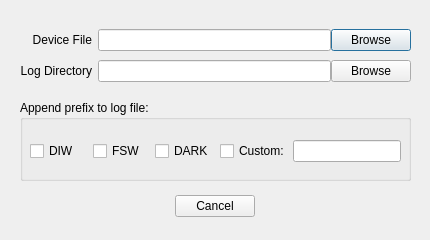
This is inlinino/resources/setup_acs.ui in OceanOptics/Inlinino as Qt 5 draws it before an edit. The edited form follows.
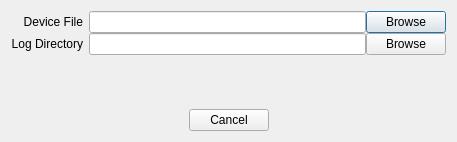
This is the edited form.

Commit message:
Updated UI + Moved Append log file prefix to new dialog when start logging
    + Dialog are now modal which prevents accessing the main window (bug fix opened multiple time same setup dialog)
    + Added title to secondary figures showing spectrum (ACS, LISST)
    + Added method instrument.log_update_cfg and instrument.log_get_file_ext
    + Dialog Logging Options doesn't write parameters to configuration file
    + gui.py added parent window to each dialog
    + ressources/*.ui updated design and switch all dialog to modal
    +

```diff
--- a/inlinino/resources/setup_acs.ui
+++ b/inlinino/resources/setup_acs.ui
@@ -6,8 +6,8 @@
    <rect>
     <x>0</x>
     <y>0</y>
-    <width>430</width>
-    <height>240</height>
+    <width>457</width>
+    <height>142</height>
    </rect>
   </property>
   <property name="windowTitle">
@@ -16,88 +16,8 @@
   <property name="modal">
    <bool>true</bool>
   </property>
-  <widget class="QGroupBox" name="groupBox">
-   <property name="geometry">
-    <rect>
-     <x>20</x>
-     <y>100</y>
-     <width>391</width>
-     <height>81</height>
-    </rect>
-   </property>
-   <property name="title">
-    <string>Append prefix to log file:</string>
-   </property>
-   <widget class="QWidget" name="layoutWidget">
-    <property name="geometry">
-     <rect>
-      <x>10</x>
-      <y>31</y>
-      <width>371</width>
-      <height>41</height>
-     </rect>
-    </property>
-    <layout class="QHBoxLayout" name="horizontalLayout_5">
-     <property name="spacing">
-      <number>-1</number>
-     </property>
+  <layout class="QVBoxLayout" name="verticalLayout">
      <item>
-      <widget class="QCheckBox" name="checkbox_prefix_diw">
-       <property name="text">
-        <string>DIW</string>
-       </property>
-      </widget>
-     </item>
-     <item>
-      <widget class="QCheckBox" name="checkbox_prefix_fsw">
-       <property name="text">
-        <string>FSW</string>
-       </property>
-      </widget>
-     </item>
-     <item>
-      <widget class="QCheckBox" name="checkbox_prefix_dark">
-       <property name="text">
-        <string>DARK</string>
-       </property>
-      </widget>
-     </item>
-     <item>
-      <layout class="QHBoxLayout" name="horizontalLayout_3">
-       <property name="spacing">
-        <number>0</number>
-       </property>
-       <item>
-        <widget class="QCheckBox" name="checkbox_prefix_custom">
-         <property name="text">
-          <string>Custom: </string>
-         </property>
-        </widget>
-       </item>
-       <item>
-        <widget class="QLineEdit" name="le_prefix_custom">
-         <property name="sizePolicy">
-          <sizepolicy hsizetype="Preferred" vsizetype="Fixed">
-           <horstretch>0</horstretch>
-           <verstretch>0</verstretch>
-          </sizepolicy>
-         </property>
-        </widget>
-       </item>
-      </layout>
-     </item>
-    </layout>
-   </widget>
-  </widget>
-  <widget class="QWidget" name="gridLayoutWidget">
-   <property name="geometry">
-    <rect>
-     <x>20</x>
-     <y>20</y>
-     <width>391</width>
-     <height>71</height>
-    </rect>
-   </property>
    <layout class="QGridLayout" name="gridLayout">
     <property name="horizontalSpacing">
      <number>-1</number>
@@ -131,7 +51,14 @@
        <number>-1</number>
       </property>
       <item>
-       <widget class="QLineEdit" name="le_device_file"/>
+        <widget class="QLineEdit" name="le_device_file">
+         <property name="minimumSize">
+          <size>
+           <width>250</width>
+           <height>0</height>
+          </size>
+         </property>
+        </widget>
       </item>
       <item>
        <widget class="QPushButton" name="button_browse_device_file">
@@ -148,7 +75,14 @@
        <number>-1</number>
       </property>
       <item>
-       <widget class="QLineEdit" name="le_log_path"/>
+        <widget class="QLineEdit" name="le_log_path">
+         <property name="minimumSize">
+          <size>
+           <width>250</width>
+           <height>0</height>
+          </size>
+         </property>
+        </widget>
       </item>
       <item>
        <widget class="QPushButton" name="button_browse_log_directory">
@@ -160,16 +94,22 @@
      </layout>
     </item>
    </layout>
-  </widget>
+   </item>
+   <item>
+    <spacer name="verticalSpacer">
+     <property name="orientation">
+      <enum>Qt::Vertical</enum>
+     </property>
+     <property name="sizeHint" stdset="0">
+      <size>
+       <width>20</width>
+       <height>0</height>
+      </size>
+     </property>
+    </spacer>
+   </item>
+   <item>
   <widget class="QDialogButtonBox" name="button_box">
-   <property name="geometry">
-    <rect>
-     <x>30</x>
-     <y>190</y>
-     <width>370</width>
-     <height>32</height>
-    </rect>
-   </property>
    <property name="orientation">
     <enum>Qt::Horizontal</enum>
    </property>
@@ -180,6 +120,8 @@
     <bool>true</bool>
    </property>
   </widget>
+   </item>
+  </layout>
  </widget>
  <resources/>
  <connections/>
```
Left out of the diff: 3 changed lines with no effect on the pictures. Lines whose indentation alone changed are shown as unchanged. The commit also changes 19 other files.
